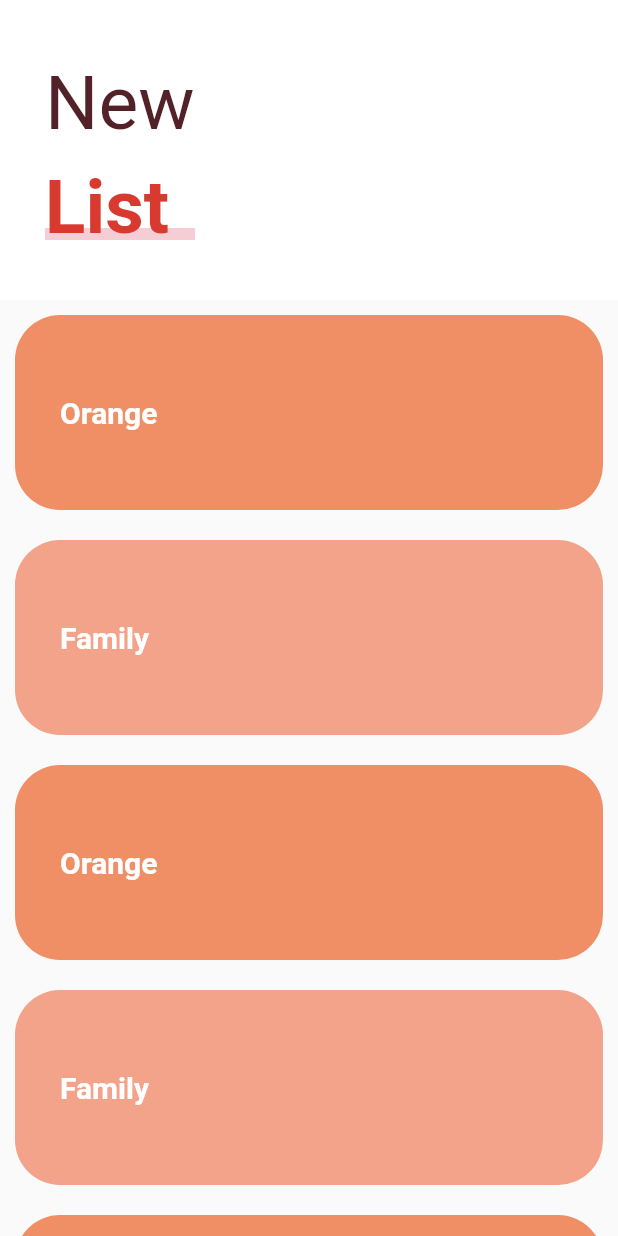
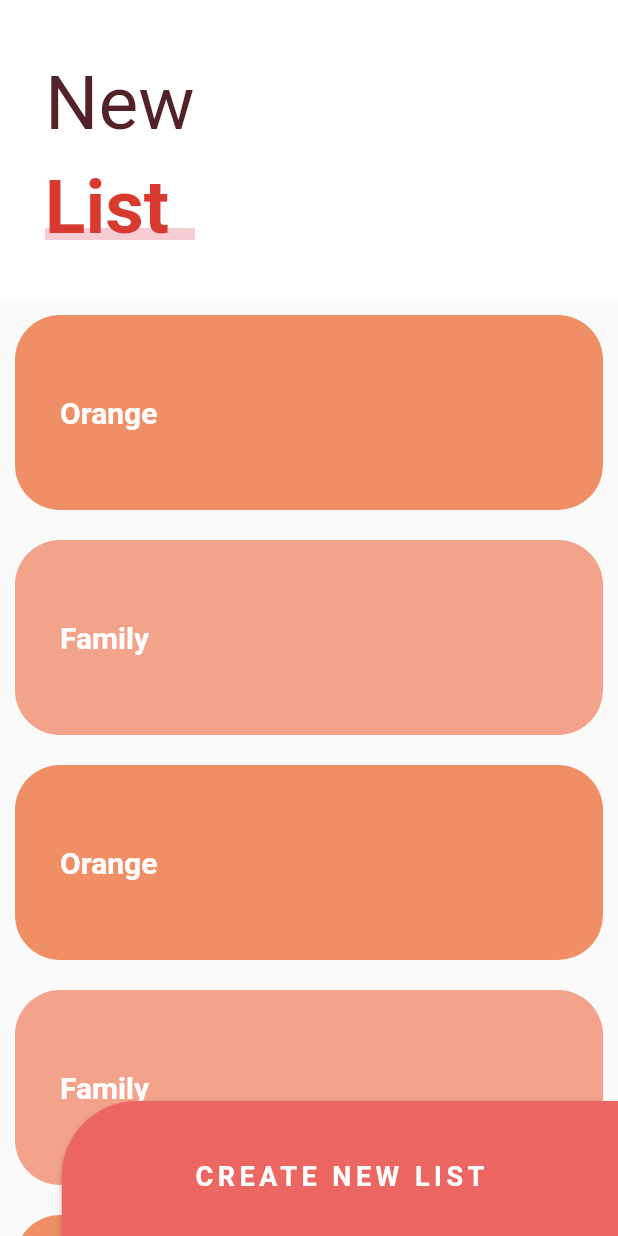
Before and after one commit to Adel-Cabrera/Flutter-UX-UI-Designs, a Flutter app: the screen it shows after launch, on a phone screen of 412 x 824 dp. Run offline on Flutter 3.47's test engine with Material 2 defaults, Android fonts, the phone set to English and light mode, and no system bars; our stand-ins replace animate_do, flutter_svg, font_awesome_flutter.

Commit message:
finished sliverlist page

```diff
--- a/lib/src/pages/sliver_page.dart
+++ b/lib/src/pages/sliver_page.dart
@@ -5,7 +5,46 @@ class SliverListPage extends StatelessWidget {
   Widget build(BuildContext context) {
     return Scaffold(
       //body: _ListaTareas(),
-      body: _MainScroll(),
+      body: Stack(
+        children: <Widget>[
+          _MainScroll(),
+          _BotonNewList(),
+        ],
+      ),
+    );
+  }
+}
+
+class _BotonNewList extends StatelessWidget {
+  @override
+  Widget build(BuildContext context) {
+    final size = MediaQuery.of(context).size;
+
+    return Positioned(
+      bottom: -10,
+      right: 0,
+      child: ButtonTheme(
+        minWidth: size.width * 0.9,
+        height: 100.0,
+        child: RaisedButton(
+          onPressed: () {},
+          child: Text(
+            'CREATE NEW LIST',
+            style: TextStyle(
+              color: Colors.white,
+              fontSize: 18.0,
+              fontWeight: FontWeight.bold,
+              letterSpacing: 3,
+            ),
+          ),
+          color: Color(0xFFED6762),
+          shape: RoundedRectangleBorder(
+            borderRadius: BorderRadius.only(
+              topLeft: Radius.circular(50.0),
+            ),
+          ),
+        ),
+      ),
     );
   }
 }
@@ -45,7 +84,14 @@ class _MainScroll extends StatelessWidget {
           ),
         ),
         SliverList(
-          delegate: SliverChildListDelegate([...items]),
+          delegate: SliverChildListDelegate(
+            [
+              ...items,
+              SizedBox(
+                height: 100.0,
+              ),
+            ],
+          ),
         ),
       ],
     );
```
